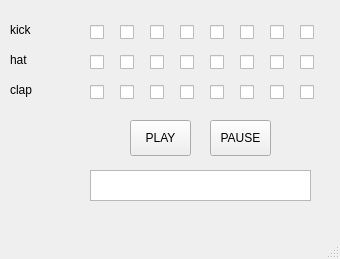
Old version of the form mainwindow.ui in the repository blankoner/SimpleSequencer.
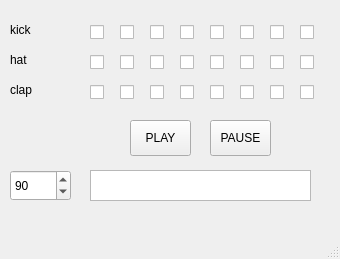
New version of the form.

Commit message: Added SpinBox for changing the BPM value

Patch:
```diff
--- a/mainwindow.ui
+++ b/mainwindow.ui
@@ -401,6 +401,25 @@
      <string>clap</string>
     </property>
    </widget>
+   <widget class="QSpinBox" name="tempoBox">
+    <property name="geometry">
+     <rect>
+      <x>10</x>
+      <y>170</y>
+      <width>61</width>
+      <height>31</height>
+     </rect>
+    </property>
+    <property name="minimum">
+     <number>1</number>
+    </property>
+    <property name="maximum">
+     <number>360</number>
+    </property>
+    <property name="value">
+     <number>90</number>
+    </property>
+   </widget>
   </widget>
   <widget class="QMenuBar" name="menubar">
    <property name="geometry">
```
The commit also changes 4 other files.
